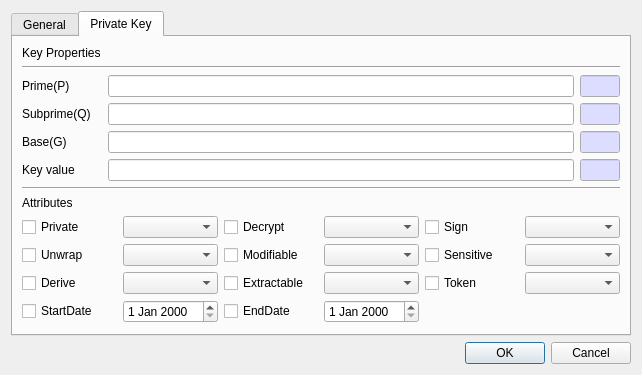
First picture: the form in CryptokiMan/create_dsa_pri_key_dlg.ui, repository jykim74/CryptokiMan, before the edit.
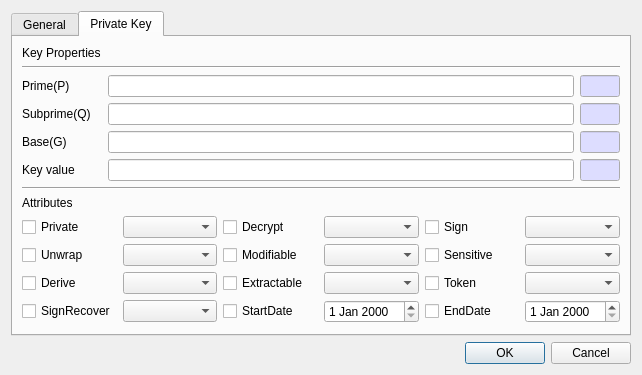
Second picture: the form after the edit.

Commit message: Create DSA, EC, RSA public private key support SignRecover and VerifyRecover

Patch:
```diff
--- a/CryptokiMan/create_dsa_pri_key_dlg.ui
+++ b/CryptokiMan/create_dsa_pri_key_dlg.ui
@@ -741,17 +741,10 @@
            </property>
           </widget>
          </item>
-         <item row="3" column="0">
-          <widget class="QCheckBox" name="mStartDateCheck">
-           <property name="text">
-            <string>StartDate</string>
-           </property>
-          </widget>
+         <item row="3" column="5">
+          <widget class="QDateEdit" name="mEndDateEdit"/>
          </item>
-         <item row="3" column="1">
-          <widget class="QDateEdit" name="mStartDateEdit"/>
-         </item>
-         <item row="3" column="2">
+         <item row="3" column="4">
           <widget class="QCheckBox" name="mEndDateCheck">
            <property name="text">
             <string>EndDate</string>
@@ -759,7 +752,24 @@
           </widget>
          </item>
          <item row="3" column="3">
-          <widget class="QDateEdit" name="mEndDateEdit"/>
+          <widget class="QDateEdit" name="mStartDateEdit"/>
+         </item>
+         <item row="3" column="2">
+          <widget class="QCheckBox" name="mStartDateCheck">
+           <property name="text">
+            <string>StartDate</string>
+           </property>
+          </widget>
+         </item>
+         <item row="3" column="0">
+          <widget class="QCheckBox" name="mSignRecoverCheck">
+           <property name="text">
+            <string>SignRecover</string>
+           </property>
+          </widget>
+         </item>
+         <item row="3" column="1">
+          <widget class="QComboBox" name="mSignRecoverCombo"/>
          </item>
         </layout>
        </item>
```
Left out of the diff: 4 changed lines with no effect on the pictures. The commit also changes 17 other files.
